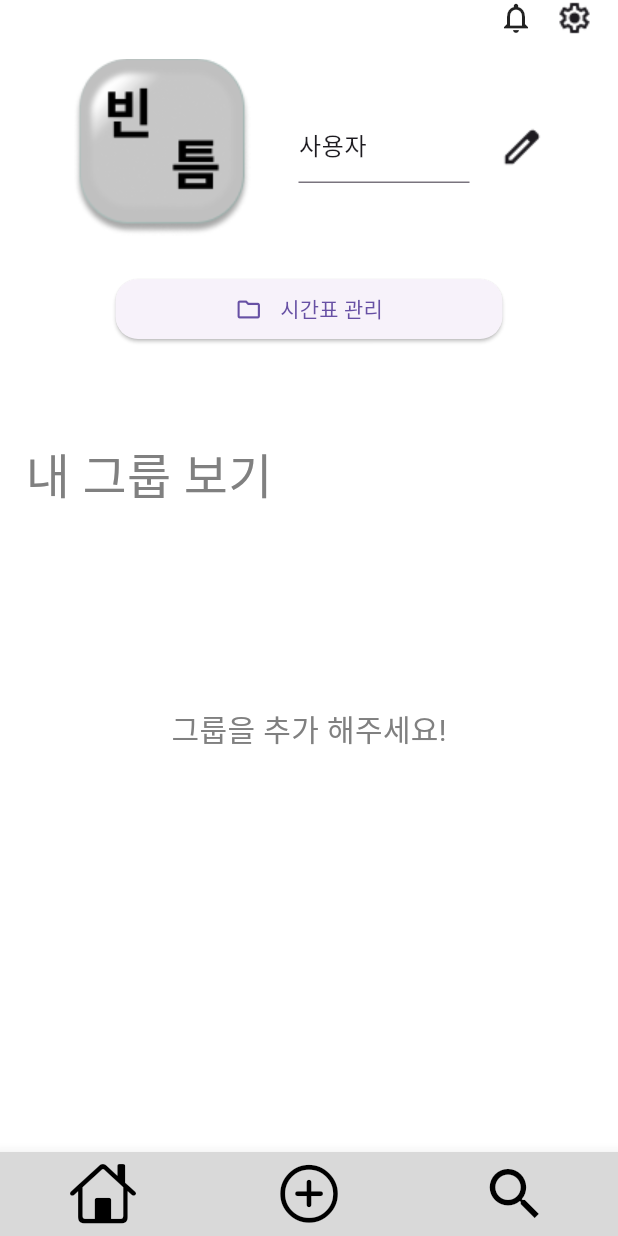
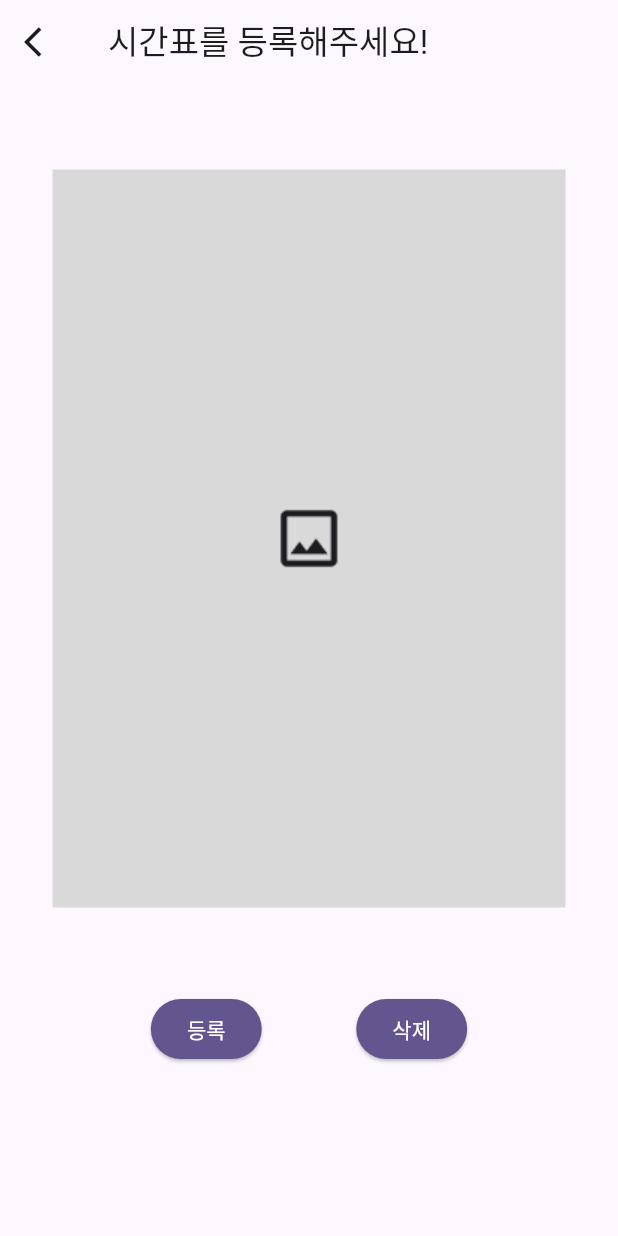
Before and after one commit to AIIA-GCU/VinTeum-FE, a Flutter app: the screen it shows after launch, after a tap on "시간표 관리", on a phone screen of 412 x 824 dp. Run offline on Flutter 3.47's test engine with Material 3 defaults, Android fonts, the phone set to English and light mode, and no system bars; our stand-ins replace image_picker.

Commit message:
[feat] 시간표 등록 & 삭제 구현

```diff
--- a/lib/Page/Group_List.dart
+++ b/lib/Page/Group_List.dart
@@ -1,5 +1,3 @@
-import 'dart:math';
-
 import 'package:flutter/cupertino.dart';
 import 'package:flutter/material.dart';
 import 'package:flutter/widgets.dart';
--- a/lib/Page/Home_Screen.dart
+++ b/lib/Page/Home_Screen.dart
@@ -1,6 +1,7 @@
 import 'package:flutter/material.dart';
 import 'package:vinteum/Common/color.dart';
 import 'package:vinteum/Page/Group_List.dart';
+import 'package:vinteum/Page/Timetable_Screen.dart';
 
 class HomeScreen extends StatefulWidget {
   const HomeScreen({super.key});
@@ -38,7 +39,8 @@ class _HomeScreenState extends State<HomeScreen> {
                 ],
               ),
               Padding(
-                padding: const EdgeInsets.symmetric(horizontal: 32, vertical: 15),
+                padding:
+                    const EdgeInsets.symmetric(horizontal: 32, vertical: 15),
                 child: Row(
                   mainAxisAlignment: MainAxisAlignment.center,
                   children: [
@@ -53,21 +55,23 @@ class _HomeScreenState extends State<HomeScreen> {
                       ),
                     ),
                     InkWell(
-                      onTap: () {},
-                        child: Image.asset("Assets/img/edit.png")
-                    )
+                        onTap: () {}, child: Image.asset("Assets/img/edit.png"))
                   ],
                 ),
               ),
               Padding(
-                padding: const EdgeInsets.symmetric(horizontal: 60, vertical: 10),
+                padding:
+                    const EdgeInsets.symmetric(horizontal: 60, vertical: 10),
                 child: ElevatedButton(
                     style: ElevatedButton.styleFrom(
                         shape: RoundedRectangleBorder(
-                      borderRadius: BorderRadius.circular(15)
-                    )
-                  ),
-                    onPressed: () {},
+                            borderRadius: BorderRadius.circular(15))),
+                    onPressed: () {
+                      Navigator.push(
+                          context,
+                          MaterialPageRoute(
+                              builder: (context) => TimetableScreen(selected: false)));
+                    },
                     child: Row(
                       mainAxisAlignment: MainAxisAlignment.center,
                       children: [
@@ -75,28 +79,28 @@ class _HomeScreenState extends State<HomeScreen> {
                         SizedBox(width: 12),
                         Text("시간표 관리")
                       ],
-                    )
-                ),
+                    )),
               ),
               SizedBox(height: 53),
               Align(
                 alignment: Alignment.bottomLeft,
-                child: Text(
-                    "내 그룹 보기",
+                child: Text("내 그룹 보기",
                     style: TextStyle(fontSize: 32, color: VinTeumColors.grey1)),
               ),
-              data.length == 0 ?
-                  Column(
+              data.length == 0
+                  ? Column(
                       children: [
                         SizedBox(height: 130),
-                      Text("그룹을 추가 해주세요!", style: TextStyle(fontSize: 20, color: VinTeumColors.grey1))
+                        Text("그룹을 추가 해주세요!",
+                            style: TextStyle(
+                                fontSize: 20, color: VinTeumColors.grey1))
                       ],
-                  ) :
-              Expanded(
+                    )
+                  : Expanded(
                       child: ListView.builder(
                           scrollDirection: Axis.vertical,
                           itemCount: data.length,
-                    itemBuilder: (context, index){
+                          itemBuilder: (context, index) {
                             return data[index];
                           }),
                     ),
--- /dev/null
+++ b/lib/Page/Timetable_Screen.dart
@@ -0,0 +1,110 @@
+import 'dart:io';
+import 'package:flutter/cupertino.dart';
+import 'package:flutter/material.dart';
+import 'package:flutter/widgets.dart';
+import 'package:vinteum/Common/color.dart';
+import 'package:image_picker/image_picker.dart';
+
+class TimetableScreen extends StatefulWidget {
+  const TimetableScreen({super.key, required this.selected});
+  final bool selected;
+
+  @override
+  State<TimetableScreen> createState() => _TimetableScreenState();
+}
+
+class _TimetableScreenState extends State<TimetableScreen> {
+  final picker = ImagePicker();
+  XFile? image;
+  bool selected = false;
+  bool loading = false;
+  String imageName = "unselected";
+  String? fileName;
+  @override
+  void initState() {
+    super.initState();
+  }
+
+  Future<void> uploadImage(ImageSource gallery) async {
+
+    setState(() => loading = true);
+    final XFile? pickedFile =
+    await picker.pickImage(source: ImageSource.gallery);
+    setState(() {
+      if (pickedFile != null) {
+        fileName = pickedFile.name;
+        image = pickedFile;
+        selected = true;
+      }
+      loading = false;
+    });
+  }
+
+  @override
+  Widget build(BuildContext context) {
+    return Scaffold(
+      appBar: AppBar(
+        leading: IconButton(
+          onPressed: () {
+            Navigator.pop(context);
+          },
+          icon: Icon(Icons.arrow_back_ios),
+        ),
+        title: Text("시간표를 등록해주세요!"),
+      ),
+      body: Padding(
+        padding: const EdgeInsets.symmetric(horizontal: 35, vertical: 57),
+        child: Column(
+          children: [
+            selected == false ?
+            Expanded(
+              child: Container(
+                color: VinTeumColors.grey2,
+                child: Image.asset("Assets/img/unselected.png")
+              ),
+            ):
+            Expanded(
+              child: Container(
+                  child: Image.file(
+                    File(image!.path))
+              ),
+            ),
+            Padding(
+              padding: const EdgeInsets.symmetric(horizontal: 35, vertical: 57),
+              child: Row(
+                mainAxisAlignment: MainAxisAlignment.center,
+                children: [
+                  ElevatedButton(
+                      style: ElevatedButton.styleFrom(
+                          shape: RoundedRectangleBorder(
+                              borderRadius: BorderRadius.circular(20)),
+                        backgroundColor: VinTeumColors.primaryColor
+                      ),
+                      onPressed: () async {
+                      await uploadImage(ImageSource.gallery);
+                      },
+                    child: Text("등록", style: TextStyle(color: Colors.white)),
+                  ),
+                  SizedBox(width: 63),
+                  ElevatedButton(
+                    style: ElevatedButton.styleFrom(
+                        shape: RoundedRectangleBorder(
+                            borderRadius: BorderRadius.circular(20)),
+                        backgroundColor: VinTeumColors.primaryColor
+                    ),
+                    onPressed: () {
+                      setState(() {
+                        selected = false;
+                      });
+                    },
+                    child: Text("삭제", style: TextStyle(color: Colors.white)),
+                  ),
+                ],
+              ),
+            )
+          ],
+        ),
+      ),
+    );
+  }
+}
--- a/pubspec.yaml
+++ b/pubspec.yaml
@@ -35,6 +35,7 @@ dependencies:
   # The following adds the Cupertino Icons font to your application.
   # Use with the CupertinoIcons class for iOS style icons.
   cupertino_icons: ^1.0.2
+  image_picker: ^1.0.8
 
 dev_dependencies:
   flutter_test:
```
Also changed, not shown: Assets/img/unselected.png (added), 1 other file. Lines whose indentation alone changed are shown as unchanged.
